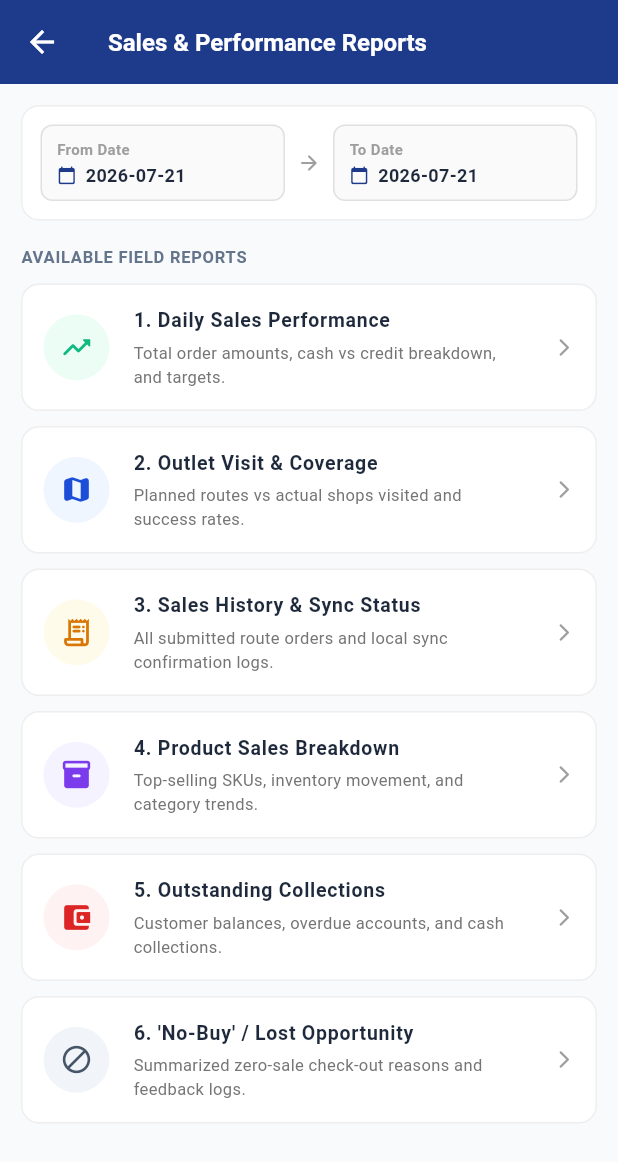
After one commit to DinaICCKH/LHCDMSApp, a Flutter app: the SalesReportsPage screen opened directly, on a phone screen of 412 x 824 dp. The commit adds this screen. Shown: the top 1162 px of the screen. Run offline on Flutter 3.47's test engine with Material 3 defaults, Android fonts, the light colour scheme and no system bars; our stand-ins replace device_info_plus, dio, geolocator, image_picker, permission_handler, shared_preferences; accounts and stored records are empty.

Commit message:
Update the point for visit plan and report

```diff
--- a/lib/Sale/sale_visit_check_in.dart
+++ b/lib/Sale/sale_visit_check_in.dart
@@ -531,6 +531,7 @@ class _SaleVisitCheckInPageState extends State<SaleVisitCheckInPage> {
                             customer: widget.customer,
                             initialReason: _selectedNoBuyReason,
                             // 🚀 PASS THE PRIMARY KEY VALUE HERE
+                            detailEntry: widget.customer.detailEntry,
                             checkInPrimaryKey: _checkInPrimaryKey,
                           ),
                         ),
@@ -562,6 +563,8 @@ class _SaleVisitCheckInPageState extends State<SaleVisitCheckInPage> {
                       MaterialPageRoute(
                         builder: (_) => SaleUnplanPage(
                           customer: apiCustomer,
+                          detailEntry: widget.customer.detailEntry,       // 🚀 Pass detailEntry here
+                          checkInPrimaryKey: _checkInPrimaryKey,          // 🚀 Pass Check-In Ref ID here
                         ),
                       ),
                     );
--- /dev/null
+++ b/lib/Sale/sales_reports_page.dart
@@ -0,0 +1,326 @@
+// File: lib/pages/sales_reports_page.dart
+
+import 'package:flutter/material.dart';
+
+class SalesReportsPage extends StatefulWidget {
+  const SalesReportsPage({super.key});
+
+  @override
+  State<SalesReportsPage> createState() => _SalesReportsPageState();
+}
+
+class _SalesReportsPageState extends State<SalesReportsPage> {
+  // 📅 Date Range Filter States (Default to Today)
+  DateTime _fromDate = DateTime.now();
+  DateTime _toDate = DateTime.now();
+
+  /// Helper to format date nicely as YYYY-MM-DD
+  String _formatDate(DateTime date) {
+    return "${date.year}-${date.month.toString().padLeft(2, '0')}-${date.day.toString().padLeft(2, '0')}";
+  }
+
+  /// Open Date Picker Dialog
+  Future<void> _selectDate(BuildContext context, bool isFromDate) async {
+    final DateTime? picked = await showDatePicker(
+      context: context,
+      initialDate: isFromDate ? _fromDate : _toDate,
+      firstDate: DateTime(2023),
+      lastDate: DateTime(2030),
+      builder: (context, child) {
+        return Theme(
+          data: ThemeData.light().copyWith(
+            colorScheme: const ColorScheme.light(
+              primary: Color(0xFF1E3A8A), // Header background
+              onPrimary: Colors.white,
+              surface: Colors.white,
+              onSurface: Colors.black,
+            ),
+          ),
+          child: child!,
+        );
+      },
+    );
+
+    if (picked != null) {
+      setState(() {
+        if (isFromDate) {
+          _fromDate = picked;
+          // Ensure To Date is not earlier than From Date
+          if (_toDate.isBefore(_fromDate)) {
+            _toDate = _fromDate;
+          }
+        } else {
+          // Ensure From Date is not later than To Date
+          if (picked.isBefore(_fromDate)) {
+            _fromDate = picked;
+          }
+          _toDate = picked;
+        }
+      });
+    }
+  }
+
+  @override
+  Widget build(BuildContext context) {
+    return Scaffold(
+      backgroundColor: const Color(0xFFF8FAFC),
+      appBar: AppBar(
+        elevation: 0,
+        backgroundColor: const Color(0xFF1E3A8A),
+        foregroundColor: Colors.white,
+        title: const Text(
+          "Sales & Performance Reports",
+          style: TextStyle(fontWeight: FontWeight.bold, fontSize: 16),
+        ),
+      ),
+      body: SingleChildScrollView(
+        padding: const EdgeInsets.all(14.0),
+        child: Column(
+          crossAxisAlignment: CrossAxisAlignment.start,
+          children: [
+            // 📅 DATE RANGE FILTER BAR
+            _buildDateRangeFilterBar(),
+            const SizedBox(height: 16),
+
+            // 📑 REPORT CATEGORIES HEADER
+            const Text(
+              "AVAILABLE FIELD REPORTS",
+              style: TextStyle(
+                fontSize: 11,
+                fontWeight: FontWeight.bold,
+                color: Color(0xFF64748B),
+                letterSpacing: 0.5,
+              ),
+            ),
+            const SizedBox(height: 10),
+
+            // 📂 REPORT MODULE LIST CARDS
+            _buildReportCard(
+              title: "1. Daily Sales Performance",
+              subtitle: "Total order amounts, cash vs credit breakdown, and targets.",
+              icon: Icons.trending_up_rounded,
+              iconColor: const Color(0xFF10B981),
+              backgroundColor: const Color(0xFFECFDF5),
+              onTap: () => _navigateToReportDetail(context, "Daily Sales Performance"),
+            ),
+            _buildReportCard(
+              title: "2. Outlet Visit & Coverage",
+              subtitle: "Planned routes vs actual shops visited and success rates.",
+              icon: Icons.map_rounded,
+              iconColor: const Color(0xFF1D4ED8),
+              backgroundColor: const Color(0xFFEFF6FF),
+              onTap: () => _navigateToReportDetail(context, "Outlet Visit & Coverage"),
+            ),
+            _buildReportCard(
+              title: "3. Sales History & Sync Status",
+              subtitle: "All submitted route orders and local sync confirmation logs.",
+              icon: Icons.receipt_long_rounded,
+              iconColor: const Color(0xFFD97706),
+              backgroundColor: const Color(0xFFFFFBEB),
+              onTap: () => _navigateToReportDetail(context, "Sales History & Sync Status"),
+            ),
+            _buildReportCard(
+              title: "4. Product Sales Breakdown",
+              subtitle: "Top-selling SKUs, inventory movement, and category trends.",
+              icon: Icons.inventory_2_rounded,
+              iconColor: const Color(0xFF7C3AED),
+              backgroundColor: const Color(0xFFF5F3FF),
+              onTap: () => _navigateToReportDetail(context, "Product Sales Breakdown"),
+            ),
+            _buildReportCard(
+              title: "5. Outstanding Collections",
+              subtitle: "Customer balances, overdue accounts, and cash collections.",
+              icon: Icons.account_balance_wallet_rounded,
+              iconColor: const Color(0xFFDC2626),
+              backgroundColor: const Color(0xFFFEF2F2),
+              onTap: () => _navigateToReportDetail(context, "Outstanding Collections"),
+            ),
+            _buildReportCard(
+              title: "6. 'No-Buy' / Lost Opportunity",
+              subtitle: "Summarized zero-sale check-out reasons and feedback logs.",
+              icon: Icons.block_rounded,
+              iconColor: const Color(0xFF475569),
+              backgroundColor: const Color(0xFFF1F5F9),
+              onTap: () => _navigateToReportDetail(context, "No-Buy & Lost Opportunity"),
+            ),
+          ],
+        ),
+      ),
+    );
+  }
+
+  /// Interactive Date-to-Date Filter Bar
+  Widget _buildDateRangeFilterBar() {
+    return Container(
+      padding: const EdgeInsets.all(12),
+      decoration: BoxDecoration(
+        color: Colors.white,
+        borderRadius: BorderRadius.circular(12),
+        border: Border.all(color: Colors.grey.shade200),
+      ),
+      child: Row(
+        children: [
+          // FROM DATE BUTTON
+          Expanded(
+            child: InkWell(
+              onTap: () => _selectDate(context, true),
+              borderRadius: BorderRadius.circular(8),
+              child: Container(
+                padding: const EdgeInsets.symmetric(vertical: 8, horizontal: 10),
+                decoration: BoxDecoration(
+                  color: Colors.grey.shade50,
+                  borderRadius: BorderRadius.circular(8),
+                  border: Border.all(color: Colors.grey.shade300),
+                ),
+                child: Column(
+                  crossAxisAlignment: CrossAxisAlignment.start,
+                  children: [
+                    const Text("From Date", style: TextStyle(fontSize: 10, color: Colors.grey, fontWeight: FontWeight.bold)),
+                    const SizedBox(height: 2),
+                    Row(
+                      children: [
+                        const Icon(Icons.calendar_today_rounded, size: 13, color: Color(0xFF1E3A8A)),
+                        const SizedBox(width: 6),
+                        Text(_formatDate(_fromDate), style: const TextStyle(fontSize: 12, fontWeight: FontWeight.bold, color: Color(0xFF1E293B))),
+                      ],
+                    ),
+                  ],
+                ),
+              ),
+            ),
+          ),
+          const Padding(
+            padding: EdgeInsets.symmetric(horizontal: 8.0),
+            child: Icon(Icons.arrow_forward_rounded, size: 16, color: Colors.grey),
+          ),
+          // TO DATE BUTTON
+          Expanded(
+            child: InkWell(
+              onTap: () => _selectDate(context, false),
+              borderRadius: BorderRadius.circular(8),
+              child: Container(
+                padding: const EdgeInsets.symmetric(vertical: 8, horizontal: 10),
+                decoration: BoxDecoration(
+                  color: Colors.grey.shade50,
+                  borderRadius: BorderRadius.circular(8),
+                  border: Border.all(color: Colors.grey.shade300),
+                ),
+                child: Column(
+                  crossAxisAlignment: CrossAxisAlignment.start,
+                  children: [
+                    const Text("To Date", style: TextStyle(fontSize: 10, color: Colors.grey, fontWeight: FontWeight.bold)),
+                    const SizedBox(height: 2),
+                    Row(
+                      children: [
+                        const Icon(Icons.calendar_today_rounded, size: 13, color: Color(0xFF1E3A8A)),
+                        const SizedBox(width: 6),
+                        Text(_formatDate(_toDate), style: const TextStyle(fontSize: 12, fontWeight: FontWeight.bold, color: Color(0xFF1E293B))),
+                      ],
+                    ),
+                  ],
+                ),
+              ),
+            ),
+          ),
+        ],
+      ),
+    );
+  }
+
+  Widget _metricBox({required String title, required String value, required IconData icon, required Color color}) {
+    return Container(
+      padding: const EdgeInsets.all(12),
+      decoration: BoxDecoration(
+        color: Colors.white,
+        borderRadius: BorderRadius.circular(12),
+        border: Border.all(color: Colors.grey.shade200),
+      ),
+      child: Row(
+        children: [
+          CircleAvatar(
+            radius: 18,
+            backgroundColor: color.withOpacity(0.1),
+            child: Icon(icon, color: color, size: 20),
+          ),
+          const SizedBox(width: 10),
+          Expanded(
+            child: Column(
+              crossAxisAlignment: CrossAxisAlignment.start,
+              children: [
+                Text(title, style: TextStyle(fontSize: 10, color: Colors.grey.shade600, fontWeight: FontWeight.w600)),
+                const SizedBox(height: 2),
+                Text(value, style: const TextStyle(fontSize: 13, fontWeight: FontWeight.bold, color: Color(0xFF1E293B))),
+              ],
+            ),
+          ),
+        ],
+      ),
+    );
+  }
+
+  /// Individual Report Card Builder
+  Widget _buildReportCard({
+    required String title,
+    required String subtitle,
+    required IconData icon,
+    required Color iconColor,
+    required Color backgroundColor,
+    required VoidCallback onTap,
+  }) {
+    return Container(
+      margin: const EdgeInsets.only(bottom: 10),
+      decoration: BoxDecoration(
+        color: Colors.white,
+        borderRadius: BorderRadius.circular(12),
+        border: Border.all(color: Colors.grey.shade200),
+      ),
+      child: ListTile(
+        onTap: onTap,
+        contentPadding: const EdgeInsets.symmetric(horizontal: 14, vertical: 6),
+        leading: CircleAvatar(
+          radius: 22,
+          backgroundColor: backgroundColor,
+          child: Icon(icon, color: iconColor, size: 22),
+        ),
+        title: Text(
+          title,
+          style: const TextStyle(fontWeight: FontWeight.bold, fontSize: 13, color: Color(0xFF1E293B)),
+        ),
+        subtitle: Padding(
+          padding: const EdgeInsets.only(top: 3),
+          child: Text(
+            subtitle,
+            style: TextStyle(fontSize: 11, color: Colors.grey.shade600),
+          ),
+        ),
+        trailing: const Icon(Icons.arrow_forward_ios_rounded, size: 14, color: Colors.grey),
+      ),
+    );
+  }
+
+  /// Placeholder navigation action for individual reports passing active dates
+  void _navigateToReportDetail(BuildContext context, String reportTitle) {
+    Navigator.push(
+      context,
+      MaterialPageRoute(
+        builder: (_) => Scaffold(
+          appBar: AppBar(
+            backgroundColor: const Color(0xFF1E3A8A),
+            foregroundColor: Colors.white,
+            title: Text(reportTitle, style: const TextStyle(fontSize: 15, fontWeight: FontWeight.bold)),
+          ),
+          body: Center(
+            child: Padding(
+              padding: const EdgeInsets.all(20.0),
+              child: Text(
+                "Detailed view for '$reportTitle'\n\nQuerying Data Range:\nFrom: ${_formatDate(_fromDate)} To: ${_formatDate(_toDate)}",
+                textAlign: TextAlign.center,
+                style: const TextStyle(fontSize: 13, color: Colors.grey, height: 1.5),
+              ),
+            ),
+          ),
+        ),
+      ),
+    );
+  }
+}
--- a/lib/login/login.dart
+++ b/lib/login/login.dart
@@ -175,7 +175,7 @@ class _LoginPageState extends State<LoginPage> {
                           ],
                         ),
                         padding: const EdgeInsets.all(12),
-                        child: Image.asset("assets/logo.png"),
+                        child: Image.asset("assets/logo.jpg"),
                       ),
 
                       const SizedBox(height: 12),
```
Also changed, not shown: lib/Sale/sale_unplan.dart (+47 -10 lines), lib/Sale/sale_unplan_controller.dart (+7 -2 lines), lib/Sale/sale_visit_no_buy_page.dart (+10 -1 lines), lib/Sale/vistit_plan.dart (+26 -7 lines), lib/api/get_visitplan_api.dart (+55 -0 lines), lib/main.dart (+9 -21 lines), pubspec.yaml (+24 -14 lines), assets/logo.jpg (added), assets/logo.png (deleted), 35 other files.
